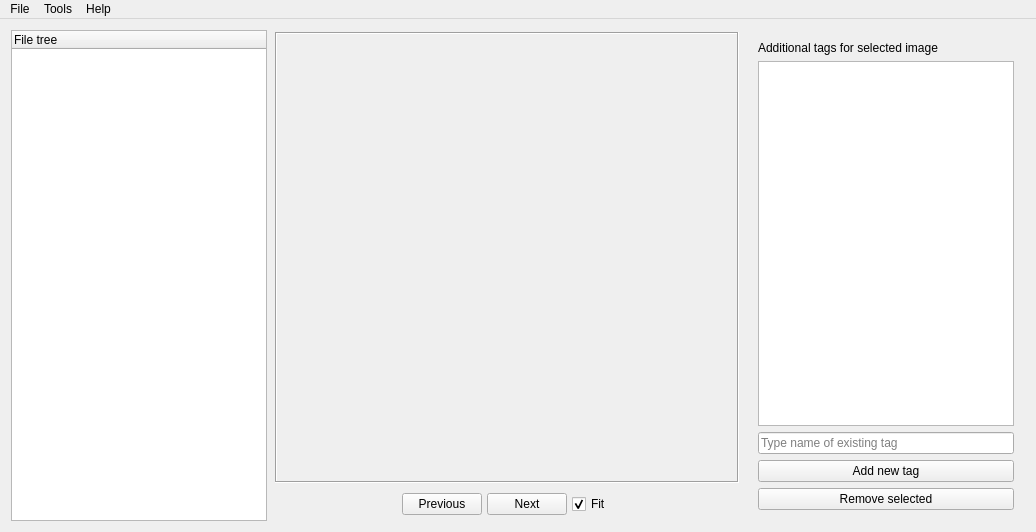
Qt form hintergrund-ui/mainwindow.ui (univrsal/hintergrund) before a commit.
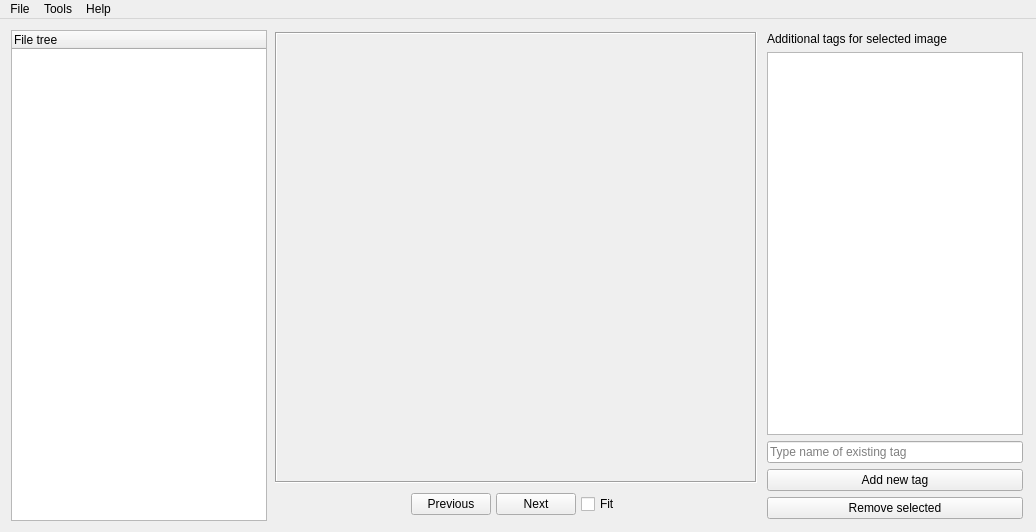
The same form after that commit. Icons and pictures are not drawn.

The edit to the form file:
```diff
--- a/hintergrund-ui/mainwindow.ui
+++ b/hintergrund-ui/mainwindow.ui
@@ -74,15 +74,15 @@
            <rect>
             <x>0</x>
             <y>0</y>
-            <width>468</width>
+            <width>482</width>
             <height>443</height>
            </rect>
           </property>
-          <layout class="QHBoxLayout" name="horizontalLayout_4">
+          <layout class="QVBoxLayout" name="verticalLayout_3">
            <item>
             <widget class="QLabel" name="lbl_image">
              <property name="sizePolicy">
-              <sizepolicy hsizetype="Expanding" vsizetype="Expanding">
+              <sizepolicy hsizetype="Preferred" vsizetype="Preferred">
                <horstretch>0</horstretch>
                <verstretch>0</verstretch>
               </sizepolicy>
@@ -179,9 +179,12 @@
                <property name="text">
                 <string>Fit</string>
                </property>
-               <property name="checked">
+               <property name="checkable">
                 <bool>true</bool>
                </property>
+               <property name="checked">
+                <bool>false</bool>
+               </property>
               </widget>
              </item>
             </layout>
@@ -221,6 +224,18 @@
        <enum>QFrame::Raised</enum>
       </property>
       <layout class="QVBoxLayout" name="verticalLayout">
+       <property name="leftMargin">
+        <number>2</number>
+       </property>
+       <property name="topMargin">
+        <number>2</number>
+       </property>
+       <property name="rightMargin">
+        <number>2</number>
+       </property>
+       <property name="bottomMargin">
+        <number>2</number>
+       </property>
        <item>
         <widget class="QLabel" name="lbl_tags">
          <property name="text">
```
